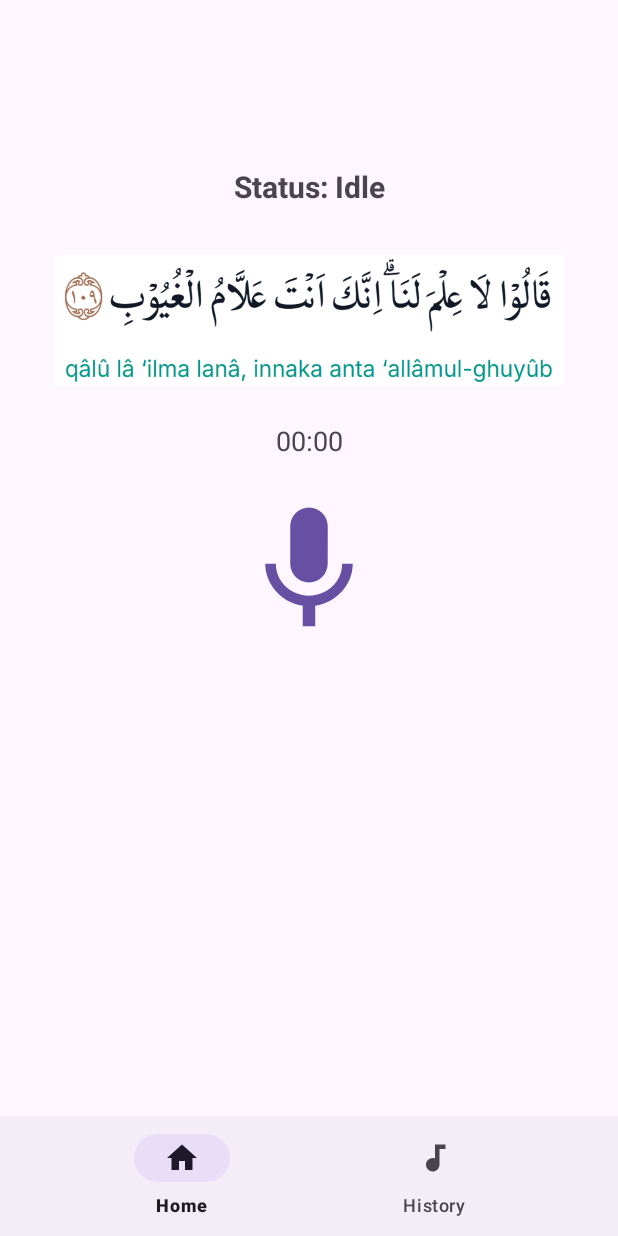
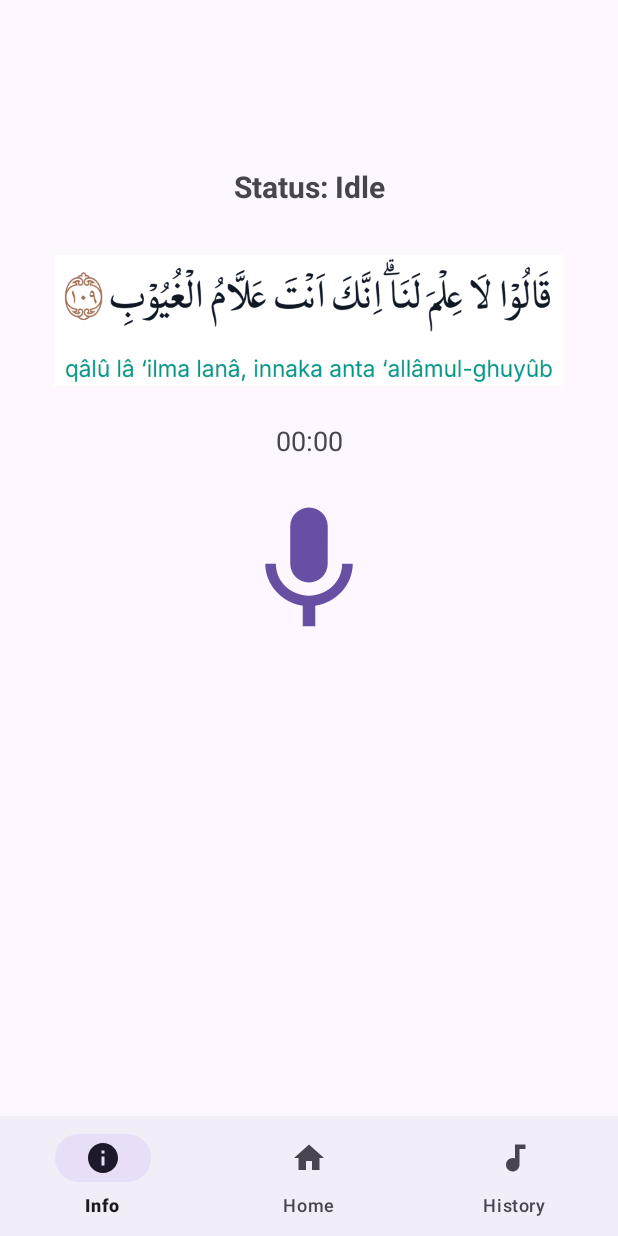
Before and after one commit to althof-z/QuranKu, an Android app: the screen it shows after launch (MainActivity), on a phone screen of 412 x 824 dp. Run offline under Robolectric (Android 15) with nearby library versions, the phone set to English and light mode, and no system bars.

Commit message:
add Info Page

```diff
--- a/app/src/main/java/com/example/quranku/MainActivity.kt
+++ b/app/src/main/java/com/example/quranku/MainActivity.kt
@@ -32,6 +32,10 @@ class MainActivity : AppCompatActivity() {
                     replaceFragment(HistoryFragment())
                     true
                 }
+                R.id.nav_info ->{
+                    replaceFragment(InfoFragment())
+                    true
+                }
                 else -> false
             }
         }
--- /dev/null
+++ b/app/src/main/res/drawable/ic_info.xml
@@ -0,0 +1,5 @@
+<vector xmlns:android="http://schemas.android.com/apk/res/android" android:height="24dp" android:tint="#FFFFFF" android:viewportHeight="24" android:viewportWidth="24" android:width="24dp">
+
+    <path android:fillColor="@android:color/white" android:pathData="M12,2C6.48,2 2,6.48 2,12s4.48,10 10,10 10,-4.48 10,-10S17.52,2 12,2zM13,17h-2v-6h2v6zM13,9h-2L11,7h2v2z"/>
+
+</vector>
--- a/app/src/main/res/menu/bottom_nav_menu.xml
+++ b/app/src/main/res/menu/bottom_nav_menu.xml
@@ -1,5 +1,10 @@
 <?xml version="1.0" encoding="utf-8"?>
 <menu xmlns:android="http://schemas.android.com/apk/res/android">
+    <item
+        android:id="@+id/nav_info"
+        android:icon="@drawable/ic_info"
+        android:title="Info" />
+
     <item
         android:id="@+id/nav_home"
         android:icon="@drawable/ic_home"
```
Also changed, not shown: app/src/main/java/com/example/quranku/InfoFragment.kt (added, +25 -0 lines), app/src/main/res/layout/fragment_info.xml (added, +14 -0 lines).
